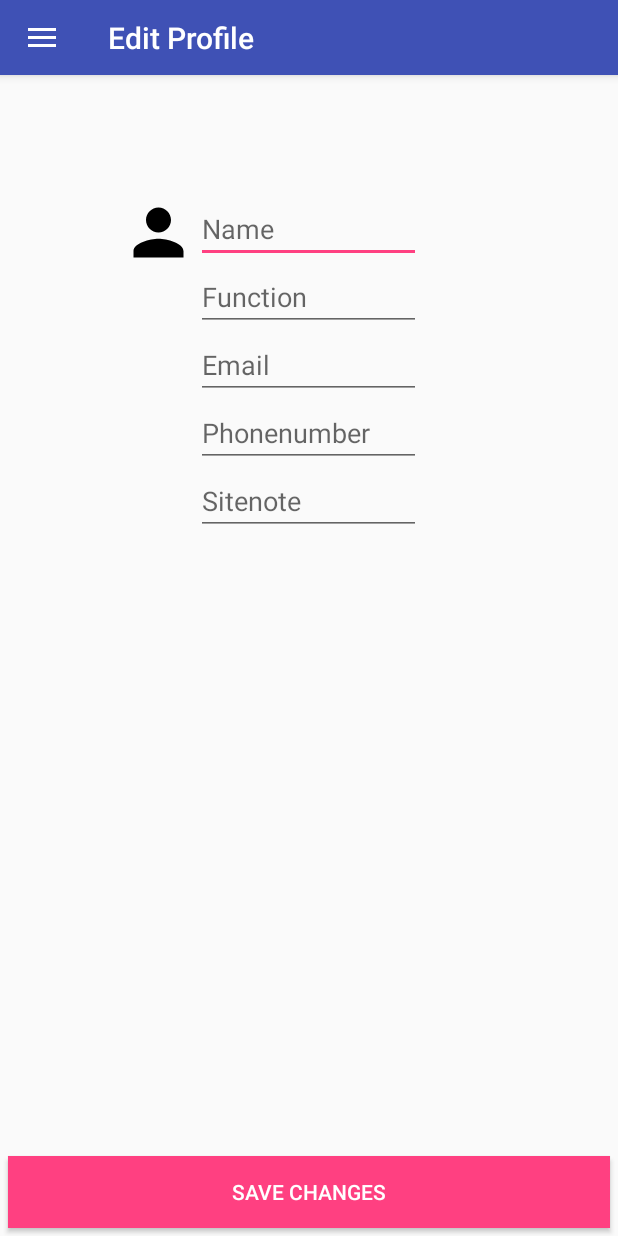
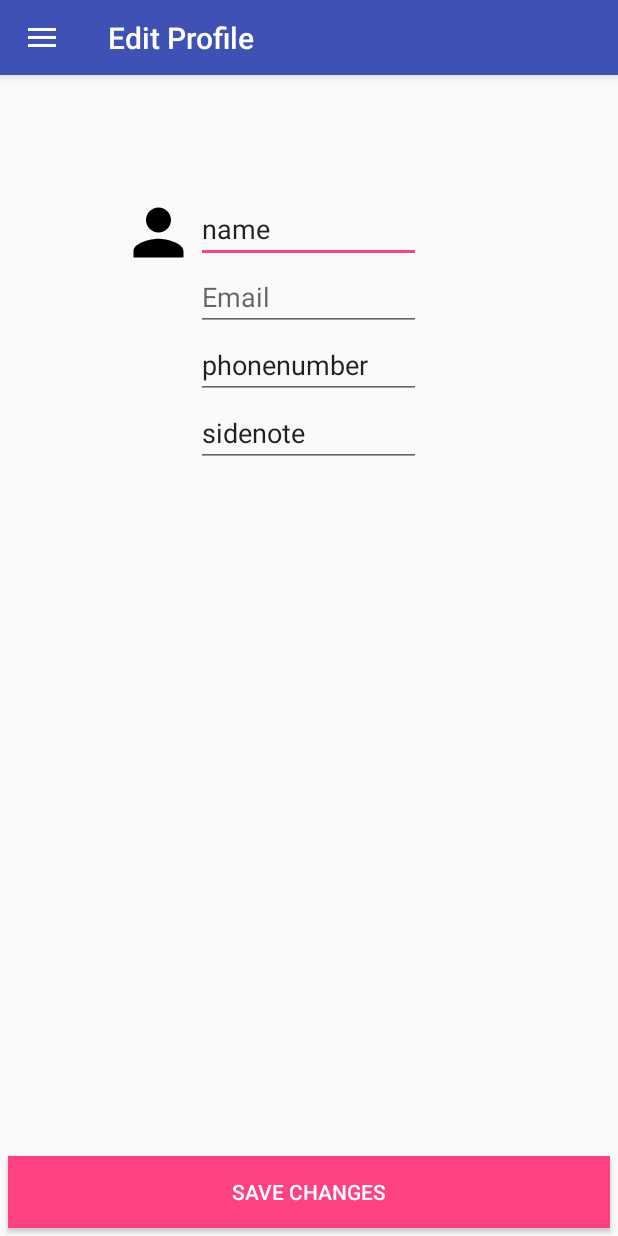
Before and after one commit to Adonthios/FrontEndDevelopment, an Android app: the screen it shows after launch once a user with an empty profile is signed in (ProjectActivity), in the side drawer, after a tap on "Edit profile", on a phone screen of 412 x 824 dp. Run offline under Robolectric (Android 15) with nearby library versions, the phone set to English and light mode, and no system bars; our stand-ins replace Firebase (no records; nobody signed in at launch, a user with empty details on screens opened directly); pictures from the network do not load; 2 statements that could not run were skipped.

Commit message:
Edit person

```diff
--- a/app/src/main/java/nl/hu/frontenddevelopment/Fragment/EditPersonFragment.java
+++ b/app/src/main/java/nl/hu/frontenddevelopment/Fragment/EditPersonFragment.java
@@ -1,34 +1,88 @@
 package nl.hu.frontenddevelopment.Fragment;
-
 
 import android.os.Bundle;
 import android.support.v4.app.Fragment;
+import android.support.v4.app.FragmentTransaction;
 import android.view.LayoutInflater;
 import android.view.View;
 import android.view.ViewGroup;
+import android.widget.Button;
+import android.widget.EditText;
+import android.widget.Toast;
+
+import com.google.firebase.database.DatabaseReference;
+import com.google.firebase.database.FirebaseDatabase;
 
 import nl.hu.frontenddevelopment.R;
+import nl.hu.frontenddevelopment.View.GoogleSignInActivity;
+import nl.hu.frontenddevelopment.View.ProjectActivity;
 
-/**
- * A simple {@link Fragment} subclass.
- */
 public class EditPersonFragment extends Fragment {
-
+    private EditText name, function, phonenumber, sidenotes;
+    public Button bSavePerson;
+    private DatabaseReference mDatabase;
 
     public EditPersonFragment() {
         // Required empty public constructor
     }
 
-    public static EditPersonFragment newInstance() {
+ //   public static EditPersonFragment newInstance(String personID, String name, String function, String phonenumber, String sidenotes) {
+    public static EditPersonFragment newInstance(String personID, String name, String phonenumber, String sidenotes) {
         EditPersonFragment fragment = new EditPersonFragment();
+        Bundle args = new Bundle();
+        args.putString("person_id", personID);
+        args.putString("person_name", name);
+     //   args.putString("person_function", function);
+        args.putString("person_phonenumber", phonenumber);
+        args.putString("person_sidenotes", sidenotes);
+        fragment.setArguments(args);
         return fragment;
     }
 
     @Override
-    public View onCreateView(LayoutInflater inflater, ViewGroup container,
-                             Bundle savedInstanceState) {
-        // Inflate the layout for this fragment
-        return inflater.inflate(R.layout.fragment_edit_person, container, false);
+    public void onCreate(Bundle savedInstanceState) {
+        super.onCreate(savedInstanceState);
+        mDatabase = FirebaseDatabase.getInstance().getReference();
     }
 
+    @Override
+    public View onCreateView(LayoutInflater inflater, ViewGroup container, Bundle savedInstanceState) {
+        View rootView =  inflater.inflate(R.layout.fragment_edit_person, container, false);
+        name = (EditText) rootView.findViewById(R.id.person_name);
+    //    function = (EditText) rootView.findViewById(R.id.person_function);
+        phonenumber = (EditText) rootView.findViewById(R.id.person_phonenumber);
+        sidenotes = (EditText) rootView.findViewById(R.id.person_sidenotes);
+        bSavePerson = (Button) rootView.findViewById(R.id.button_save_person);
+
+        name.setText(getArguments().getString("person_name"));
+    //    function.setText(getArguments().getString("person_function"));
+        phonenumber.setText(getArguments().getString("person_phonenumber"));
+        sidenotes.setText(getArguments().getString("person_sidenotes"));
+        bSavePerson.setText(R.string.button_save);
+        bSavePerson.setOnClickListener(b -> savePerson(getArguments().getString("person_id")));
+
+        return rootView;
+    }
+
+    private void savePerson(String key){
+        if(key != null && !key.equals("")) {
+            mDatabase.child("persons").child(key).child("name").setValue(((EditText) getView().findViewById(R.id.person_name)).getText().toString());
+            mDatabase.child("persons").child(key).child("phonenumber").setValue(((EditText) getView().findViewById(R.id.person_phonenumber)).getText().toString());
+            mDatabase.child("persons").child(key).child("sidenote").setValue(((EditText) getView().findViewById(R.id.person_sidenotes)).getText().toString());
+            Toast.makeText(getActivity(), R.string.toast_change_succesful, Toast.LENGTH_SHORT).show();
+        } else {
+            Toast.makeText(getActivity(), R.string.toast_change_failed, Toast.LENGTH_SHORT).show();
+        }
+        refreshFragment();
+    }
+
+    private void refreshFragment(){
+        FragmentTransaction ft = getFragmentManager().beginTransaction();
+        ft.detach(this).attach(ProjectOverviewFragment.newInstance()).commit();
+
+        this.getFragmentManager().beginTransaction()
+            .replace(R.id.contentFragment, ProjectOverviewFragment.newInstance())
+            .addToBackStack(null)
+            .commit();
+    }
 }
--- a/app/src/main/java/nl/hu/frontenddevelopment/View/EmailPasswordActivity.java
+++ b/app/src/main/java/nl/hu/frontenddevelopment/View/EmailPasswordActivity.java
@@ -104,7 +104,7 @@ public class EmailPasswordActivity extends BaseActivity implements View.OnClickL
                     } else {
                         hideProgressDialog();
                         checkUserExisted(person, mAuth.getCurrentUser().getUid());
-                        Toast.makeText(EmailPasswordActivity.this, R.string.signed_in, Toast.LENGTH_SHORT).show();
+                        Toast.makeText(EmailPasswordActivity.this, R.string.toast_signed_in, Toast.LENGTH_SHORT).show();
                         goToHomeActivity();
                     }
                 }
--- a/app/src/main/java/nl/hu/frontenddevelopment/View/GoogleSignInActivity.java
+++ b/app/src/main/java/nl/hu/frontenddevelopment/View/GoogleSignInActivity.java
@@ -60,7 +60,7 @@ public class GoogleSignInActivity extends BaseActivity implements
             public void onAuthStateChanged(@NonNull FirebaseAuth firebaseAuth) {
                 FirebaseUser user = firebaseAuth.getCurrentUser();
                 if (user != null) {
-                    Toast.makeText(GoogleSignInActivity.this, R.string.signed_in, Toast.LENGTH_SHORT).show();
+                    Toast.makeText(GoogleSignInActivity.this, R.string.toast_signed_in, Toast.LENGTH_SHORT).show();
                     goToHomeActivity();
                 }
                 hideProgressDialog();
--- a/app/src/main/java/nl/hu/frontenddevelopment/View/ProjectActivity.java
+++ b/app/src/main/java/nl/hu/frontenddevelopment/View/ProjectActivity.java
@@ -11,12 +11,15 @@ import android.support.v7.app.ActionBarDrawerToggle;
 import android.support.v7.widget.Toolbar;
 import android.view.MenuItem;
 import android.view.View;
+import android.widget.EditText;
 import android.widget.ImageView;
 
 import com.bumptech.glide.Glide;
 import com.bumptech.glide.load.engine.DiskCacheStrategy;
 import com.google.firebase.auth.FirebaseAuth;
 import com.google.firebase.auth.FirebaseUser;
+import com.google.firebase.database.DatabaseReference;
+import com.google.firebase.database.FirebaseDatabase;
 
 import java.net.URI;
 
@@ -24,6 +27,7 @@ import nl.hu.frontenddevelopment.Fragment.ActorOverviewFragment;
 import nl.hu.frontenddevelopment.Fragment.EditPersonFragment;
 import nl.hu.frontenddevelopment.Fragment.ProjectNewFragment;
 import nl.hu.frontenddevelopment.Fragment.ProjectOverviewFragment;
+import nl.hu.frontenddevelopment.Model.Person;
 import nl.hu.frontenddevelopment.R;
 import nl.hu.frontenddevelopment.Utils.CircleTransform;
 
@@ -105,14 +109,28 @@ public class ProjectActivity extends BaseActivity implements View.OnClickListene
     public void editProfile(){
         View v = findViewById(R.id.contentFragment);
         String tag = v.getTag().toString();
+
+        Person person = getCurrectPerson();
+
         if(tag.equals("tablet")){
-            getSupportFragmentManager().beginTransaction().replace(R.id.detailFragment, EditPersonFragment.newInstance()).addToBackStack(null).commit();
+            getSupportFragmentManager().beginTransaction().replace(R.id.detailFragment, EditPersonFragment.newInstance(person.getKey(), person.getName(), person.getPhonenumber(), person.getSidenote())).addToBackStack(null).commit();
         } else{
-            getSupportFragmentManager().beginTransaction().replace(R.id.contentFragment, EditPersonFragment.newInstance()).addToBackStack(null).commit();
+            getSupportFragmentManager().beginTransaction().replace(R.id.contentFragment, EditPersonFragment.newInstance(person.getKey(), person.getName(), person.getPhonenumber(), person.getSidenote())).addToBackStack(null).commit();
         }
     }
 
+    private Person getCurrectPerson() {
+        Person person = new Person();
+        String currectUserKey = mAuth.getCurrentUser().getUid();
+        person.setKey(currectUserKey);
 
+        DatabaseReference mDatabase = FirebaseDatabase.getInstance().getReference();
+        person.setName(mDatabase.child("persons").child(currectUserKey).child("name").getKey());
+        person.setPhonenumber(mDatabase.child("persons").child(currectUserKey).child("phonenumber").getKey());
+        person.setSidenote(mDatabase.child("persons").child(currectUserKey).child("sidenote").getKey());
+
+        return person;
+    }
 
     /***
      * START
--- a/app/src/main/res/layout/fragment_edit_person.xml
+++ b/app/src/main/res/layout/fragment_edit_person.xml
@@ -20,7 +20,7 @@
         android:layout_height="wrap_content"
         android:minWidth="@dimen/min_et_width"
         android:layout_centerHorizontal="true"/>
-
+<!--
     <EditText
         android:id="@+id/person_function"
         android:hint="@string/hint_function"
@@ -28,19 +28,23 @@
         android:layout_width="wrap_content"
         android:minWidth="@dimen/min_et_width"
         android:layout_height="wrap_content"
-        android:layout_centerHorizontal="true"/>
+        android:layout_centerHorizontal="true"/>-->
 
     <EditText
         android:id="@+id/person_email"
         android:hint="@string/hint_email"
-        android:layout_below="@+id/person_function"
+        android:layout_below="@+id/person_name"
         android:layout_width="wrap_content"
         android:minWidth="@dimen/min_et_width"
         android:layout_height="wrap_content"
+        android:clickable="false"
+        android:cursorVisible="false"
+        android:focusable="false"
+        android:focusableInTouchMode="false"
         android:layout_centerHorizontal="true"/>
 
     <EditText
-        android:id="@+id/person_phone"
+        android:id="@+id/person_phonenumber"
         android:hint="@string/hint_phone"
         android:layout_below="@+id/person_email"
         android:layout_width="wrap_content"
@@ -50,16 +54,16 @@
         android:inputType="phone" />
 
     <EditText
-        android:id="@+id/person_notes"
+        android:id="@+id/person_sidenotes"
         android:hint="@string/hint_sidenote"
-        android:layout_below="@+id/person_phone"
+        android:layout_below="@+id/person_phonenumber"
         android:layout_width="wrap_content"
         android:minWidth="@dimen/min_et_width"
         android:layout_height="wrap_content"
         android:layout_centerHorizontal="true"/>
 
     <Button
-        android:id="@+id/button_add_person_to_actor"
+        android:id="@+id/button_save_person"
         android:layout_width="match_parent"
         android:layout_height="wrap_content"
         android:layout_centerHorizontal="true"
--- a/app/src/main/res/values/strings.xml
+++ b/app/src/main/res/values/strings.xml
@@ -18,8 +18,15 @@
     <string name="drawer_title_signout">Sign Out</string>
     <string name="drawer_title_edit_profile">Edit profile</string>
 
-    <!-- Search -->
-    <string name="search_hint">Search by project name</string>
+    <!-- Toast messages -->
+    <string name="toast_signed_in">Successfully signed in</string>
+    <string name="toast_add_succesful">Succesfully added</string>
+    <string name="toast_add_failed">Add failed</string>
+    <string name="toast_change_succesful">Succesfully changed</string>
+    <string name="toast_change_failed">Change failed</string>
+    <string name="toast_delete_succesful">Succesfully Deleted</string>
+    <string name="toast_delete_failed">Delete failed</string>
+
 
     <!-- Toolbar titles when navigation menu item is selected -->
     <string-array name="nav_item_activity_titles">
@@ -49,7 +56,7 @@
     <string name="project_detail_actor_description_text">Actor description</string>
 
     <!-- buttons -->
-    <string name="button_save">Save</string>
+    <string name="button_save">Save changes</string>
     <string name="button_save_project">Save project</string>
     <string name="button_new_actor">New actor</string>
 
@@ -105,7 +112,6 @@
     <!-- TODO: Remove or change this placeholder text -->
     <string name="hello_blank_fragment">Hello blank fragment</string>
     <string name="button_add_new_actor">Add actor to project</string>
-    <string name="signed_in">Successfully signed in</string>
     <string name="chooser_title">Choose your way to sign in</string>
     <string name="button_add_person_to_actor">Add person to actor</string>
     <string name="button_edit_person">Save changes</string>
@@ -117,5 +123,4 @@
     <string name="hint_sidenote">Sitenote</string>
 
     <string name="defaultProfilePhoto">https://lh4.googleusercontent.com/-6Cewl5Wyx7I/AAAAAAAAAAI/AAAAAAAAAAA/tWZWErkqLCE/W40-H40/photo.jpg?sz=64</string>
-
 </resources>
```
Also changed, not shown: app/src/main/java/nl/hu/frontenddevelopment/Fragment/ActorNewFragment.java (+16 -4 lines).
